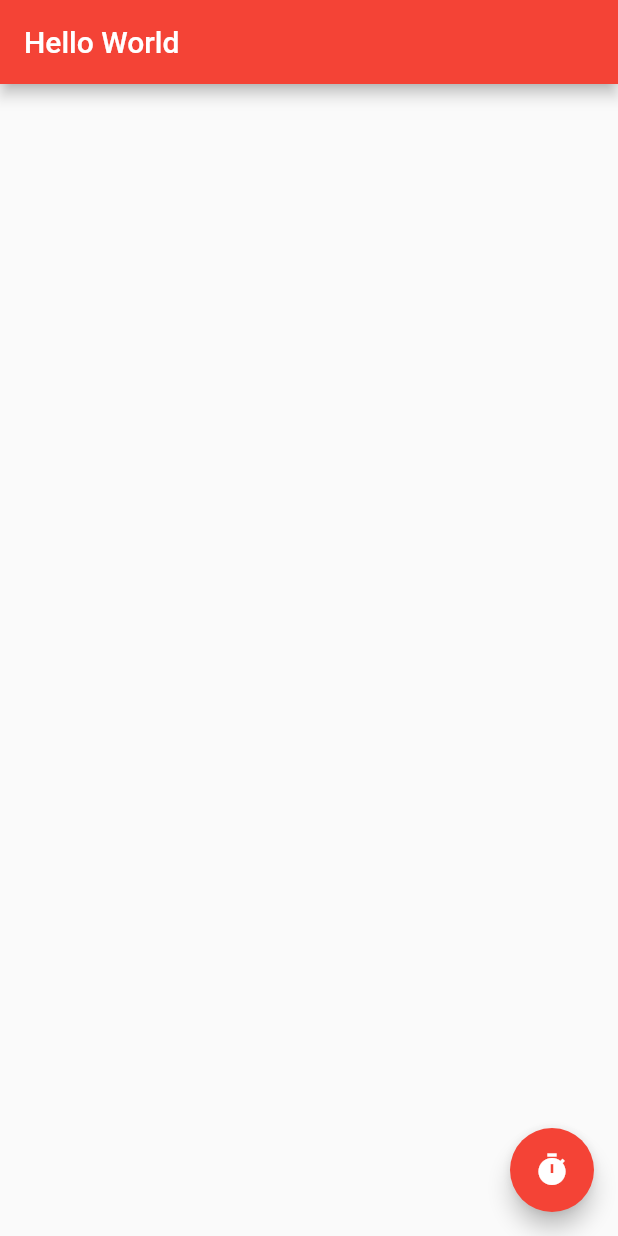
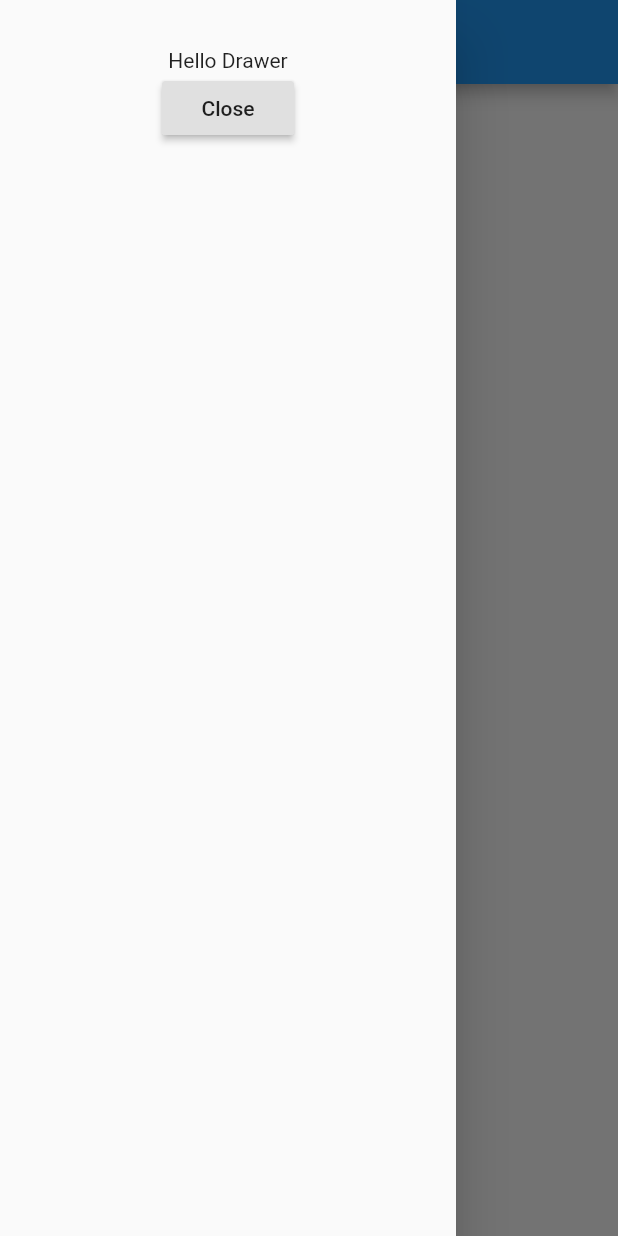
Before and after one commit to andrelashley/flutter-spike-projects, a Flutter app: the screen it shows after launch, with the side drawer open (before the commit the screen has no drawer), on a phone screen of 412 x 824 dp. Run offline on Flutter 3.47's test engine with Material 2 defaults, Android fonts, the phone set to English and light mode, and no system bars.

Commit message:
demonstrate navigation drawer

```diff
--- a/button1/lib/main.dart
+++ b/button1/lib/main.dart
@@ -13,32 +13,31 @@ class MyApp extends StatefulWidget {
 }
 
 class _State extends State<MyApp> {
-
-String _value = '';
-
-void _onClicked() => setState(() => _value = new DateTime.now().toString());
-
   @override
   Widget build(BuildContext context) {
     return new Scaffold(
       appBar: new AppBar(
         title: new Text('Hello World'),
-        backgroundColor: Colors.red,
-        actions: <Widget>[
-        ],
       ),
-      floatingActionButton: new FloatingActionButton(
-        onPressed: _onClicked,
-        backgroundColor: Colors.red,
-        mini: false,
-        child: new Icon(Icons.timer),),
+      drawer: new Drawer(
+        child: new Container(
+          padding: new EdgeInsets.all(32.0),
+          child: new Column(
+            children: <Widget>[
+              new Text('Hello Drawer'),
+              new RaisedButton(
+                onPressed: () => Navigator.pop(context),
+                child: new Text('Close'),
+              )
+            ],
+          ),
+        ),
+      ),
       body: new Container(
         padding: new EdgeInsets.all(32.0),
         child: new Center(
           child: new Column(
-            children: <Widget>[
-              new Text(_value.toString())
-            ],
+            children: <Widget>[],
           ),
         ),
       ),
```
